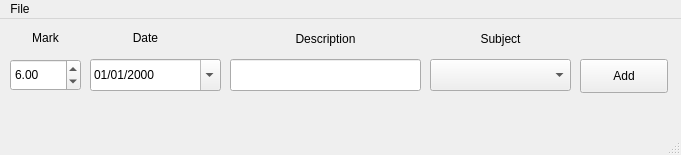
Qt form addMK.ui (ice-bit/registro) before a commit.
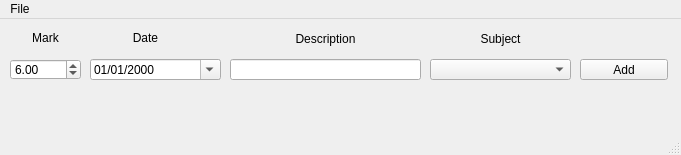
The same form after that commit. Icons and pictures are not drawn.

```diff
--- a/addMK.ui
+++ b/addMK.ui
@@ -24,7 +24,7 @@
       <x>230</x>
       <y>40</y>
       <width>191</width>
-      <height>32</height>
+      <height>21</height>
      </rect>
     </property>
    </widget>
@@ -34,7 +34,7 @@
       <x>580</x>
       <y>40</y>
       <width>88</width>
-      <height>34</height>
+      <height>21</height>
      </rect>
     </property>
     <property name="text">
@@ -47,7 +47,7 @@
       <x>430</x>
       <y>40</y>
       <width>141</width>
-      <height>32</height>
+      <height>21</height>
      </rect>
     </property>
    </widget>
@@ -121,7 +121,7 @@
       <x>90</x>
       <y>40</y>
       <width>131</width>
-      <height>32</height>
+      <height>21</height>
      </rect>
     </property>
     <property name="displayFormat">
@@ -153,7 +153,7 @@
       <x>10</x>
       <y>40</y>
       <width>71</width>
-      <height>32</height>
+      <height>21</height>
      </rect>
     </property>
     <property name="minimum">
```
